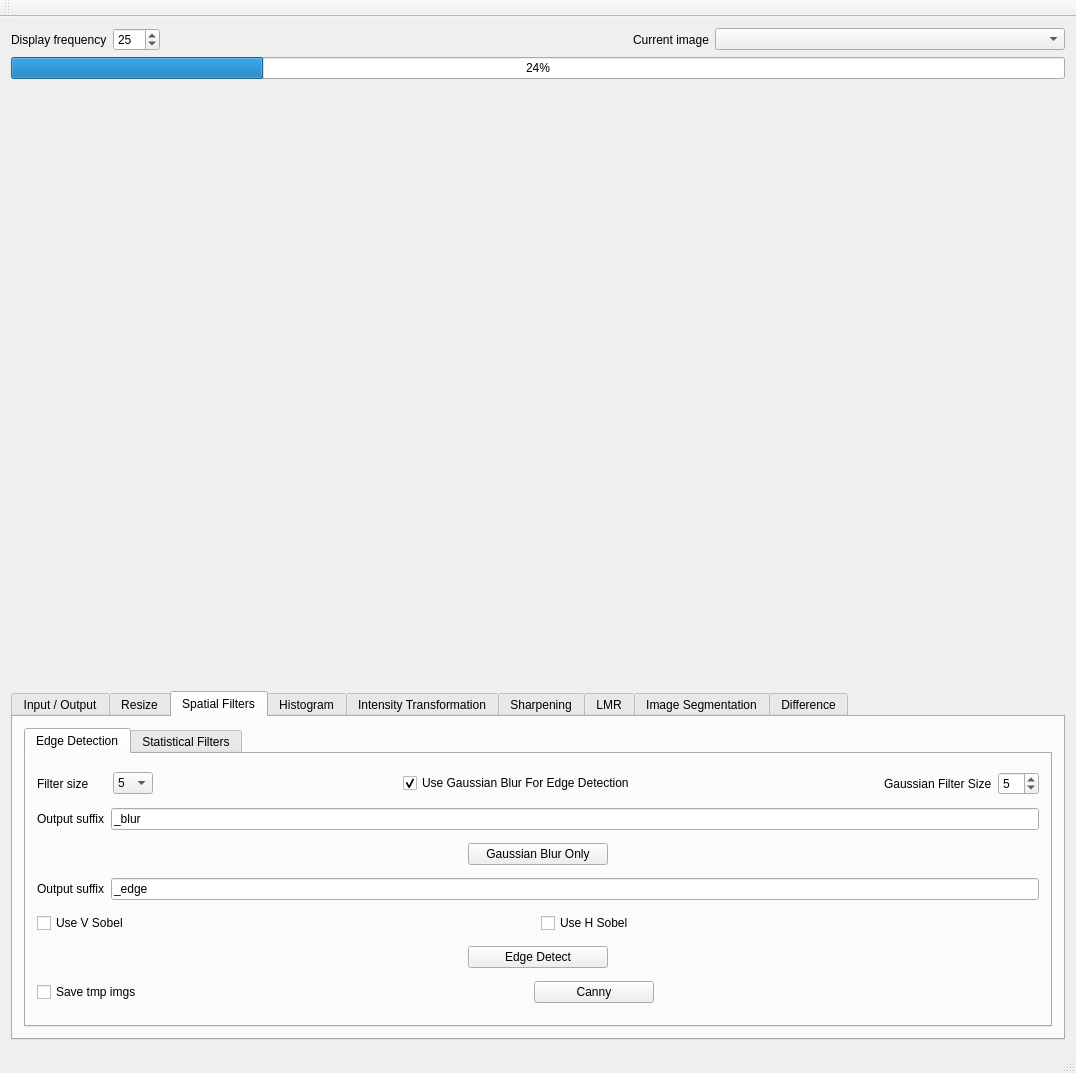
This is mainwindow.ui in PNPiquin/ImageProcessing as Qt 5 draws it before an edit. The edited form follows.
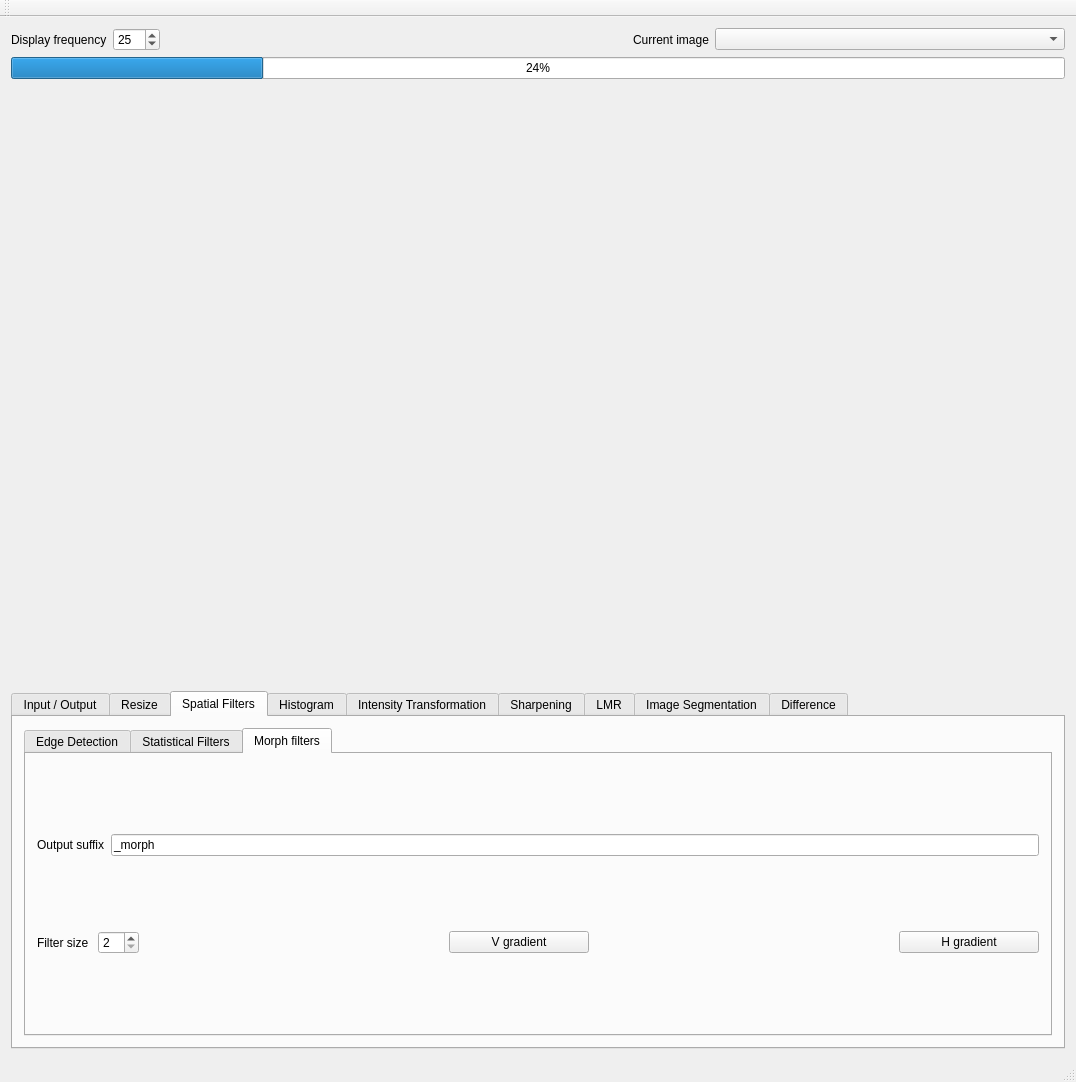
This is the edited form. The open tabs and pages were chosen to show the change.

Commit message: Add morph V & H gradients

```diff
--- a/mainwindow.ui
+++ b/mainwindow.ui
@@ -7,7 +7,7 @@
     <x>0</x>
     <y>0</y>
     <width>1076</width>
-    <height>1073</height>
+    <height>1082</height>
    </rect>
   </property>
   <property name="windowTitle">
@@ -505,7 +505,7 @@
         <item>
          <widget class="QTabWidget" name="tabWidget_2">
           <property name="currentIndex">
-           <number>0</number>
+           <number>2</number>
           </property>
           <widget class="QWidget" name="edge">
            <attribute name="title">
@@ -1038,6 +1038,113 @@
             </item>
            </layout>
           </widget>
+          <widget class="QWidget" name="morph">
+           <attribute name="title">
+            <string>Morph filters</string>
+           </attribute>
+           <layout class="QVBoxLayout" name="verticalLayout_13">
+            <item>
+             <layout class="QHBoxLayout" name="horizontalLayout_37">
+              <property name="topMargin">
+               <number>0</number>
+              </property>
+              <item>
+               <widget class="QLabel" name="label_37">
+                <property name="text">
+                 <string>Output suffix</string>
+                </property>
+               </widget>
+              </item>
+              <item>
+               <widget class="QLineEdit" name="morph_output_name">
+                <property name="text">
+                 <string>_morph</string>
+                </property>
+               </widget>
+              </item>
+             </layout>
+            </item>
+            <item>
+             <layout class="QHBoxLayout" name="horizontalLayout_38">
+              <property name="topMargin">
+               <number>0</number>
+              </property>
+              <item>
+               <widget class="QLabel" name="label_38">
+                <property name="text">
+                 <string>Filter size </string>
+                </property>
+               </widget>
+              </item>
+              <item>
+               <widget class="QSpinBox" name="morph_filter_size">
+                <property name="minimum">
+                 <number>2</number>
+                </property>
+                <property name="singleStep">
+                 <number>1</number>
+                </property>
+                <property name="value">
+                 <number>2</number>
+                </property>
+               </widget>
+              </item>
+              <item>
+               <spacer name="horizontalSpacer_39">
+                <property name="orientation">
+                 <enum>Qt::Horizontal</enum>
+                </property>
+                <property name="sizeHint" stdset="0">
+                 <size>
+                  <width>40</width>
+                  <height>20</height>
+                 </size>
+                </property>
+               </spacer>
+              </item>
+              <item>
+               <widget class="QPushButton" name="v_grad_push_button">
+                <property name="minimumSize">
+                 <size>
+                  <width>140</width>
+                  <height>0</height>
+                 </size>
+                </property>
+                <property name="text">
+                 <string>V gradient</string>
+                </property>
+               </widget>
+              </item>
+              <item>
+               <spacer name="horizontalSpacer_40">
+                <property name="orientation">
+                 <enum>Qt::Horizontal</enum>
+                </property>
+                <property name="sizeHint" stdset="0">
+                 <size>
+                  <width>40</width>
+                  <height>20</height>
+                 </size>
+                </property>
+               </spacer>
+              </item>
+              <item>
+               <widget class="QPushButton" name="h_grad_push_button">
+                <property name="minimumSize">
+                 <size>
+                  <width>140</width>
+                  <height>0</height>
+                 </size>
+                </property>
+                <property name="text">
+                 <string>H gradient</string>
+                </property>
+               </widget>
+              </item>
+             </layout>
+            </item>
+           </layout>
+          </widget>
          </widget>
         </item>
        </layout>
```
Left out of the diff: 2 changed lines with no effect on the pictures. The commit also changes 10 other files.
